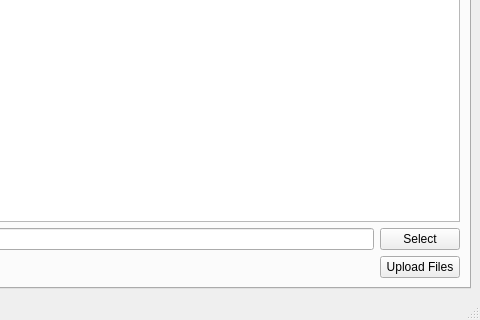
This is mainwindow.ui in BlueQuartzSoftware/MetaForge as Qt 5 draws it before an edit; both pictures show x 899 to 1379 and y 366 to 686 of the 1379 by 686 pixel window. The edited form follows.
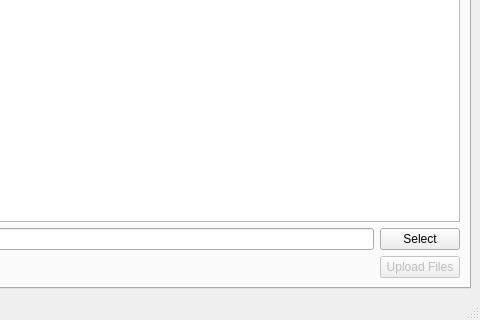
This is the edited form.

Commit message: implemented the HyperThought api created the code for ht_utilities.py added the code to upload files to HyperThought fixed Open and Save Package to save and open the correct pages. disabled certain buttons that shouldn't be used until other values are filled.

```diff
--- a/mainwindow.ui
+++ b/mainwindow.ui
@@ -376,7 +376,10 @@
            </spacer>
           </item>
           <item>
-           <widget class="QPushButton" name="hyperthoughtUploadButton_2">
+           <widget class="QPushButton" name="hyperthoughtUploadButton">
+            <property name="enabled">
+             <bool>false</bool>
+            </property>
             <property name="text">
              <string>Upload Files</string>
             </property>
```
The commit also changes 5 other files.
